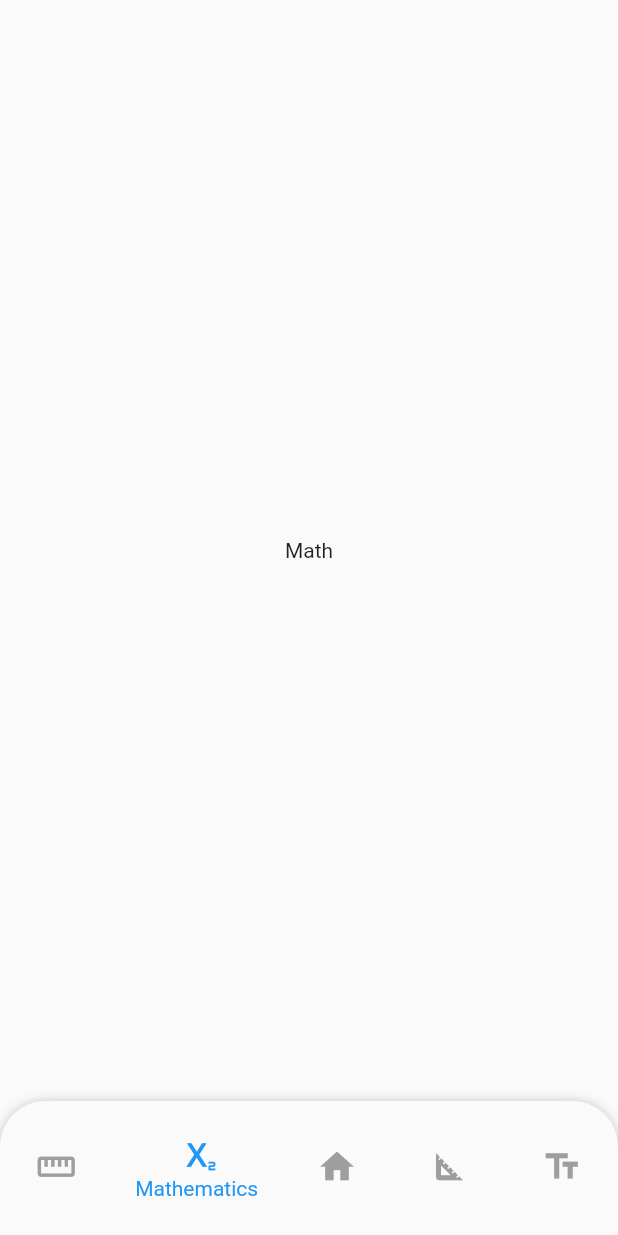
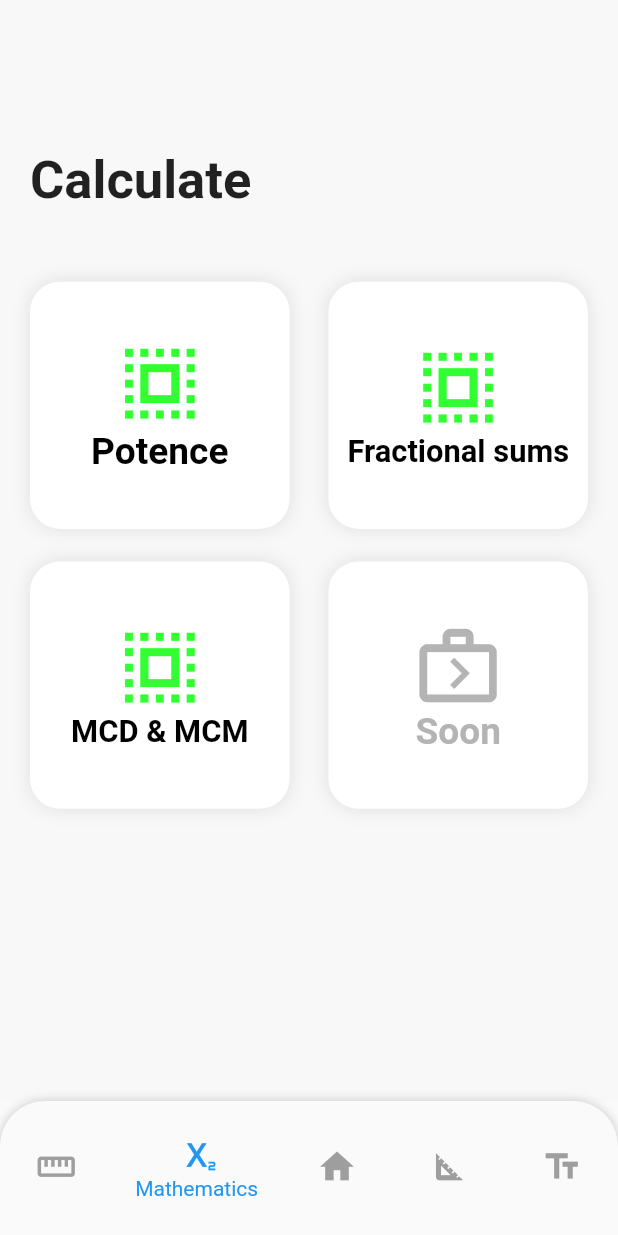
Before and after one commit to Sebastian-Mat/Calc-App, a Flutter app: the screen it shows after launch, item 2 of the bottom bar chosen, on a phone screen of 412 x 824 dp. Run offline on Flutter 3.47's test engine with Material 2 defaults, Android fonts, the phone set to English and light mode, and no system bars.

Commit message:
ADD: Material cards on math Screen

```diff
--- a/lib/home.dart
+++ b/lib/home.dart
@@ -1,5 +1,6 @@
 import 'package:flutter/material.dart';
 import "physics.dart";
+import 'mathematics.dart';
 
 class Home extends StatefulWidget {
   @override
@@ -10,7 +11,7 @@ class _HomeState extends State<Home> {
   int _selectedIndex = 2;
   List<Widget> _widgetOptions = [
     Physics(),
-    Text("Math"),
+    Mathematics(),
     Text("Home"),
     Text("Geometry"),
     Text("Text")
@@ -36,7 +37,9 @@ class _HomeState extends State<Home> {
                   topRight: Radius.circular(30), topLeft: Radius.circular(30)),
               boxShadow: [
                 BoxShadow(
-                    color: Colors.black.withOpacity(0.2), spreadRadius: 0, blurRadius: 5),
+                    color: Colors.black.withOpacity(0.2),
+                    spreadRadius: 0,
+                    blurRadius: 5),
               ],
             ),
             child: ClipRRect(
--- a/lib/main.dart
+++ b/lib/main.dart
@@ -9,7 +9,7 @@ class MyApp extends StatelessWidget {
   @override
   Widget build(BuildContext context) {
     return MaterialApp(
-      title: 'Flutter Demo',
+      title: 'Calculator',
       theme: ThemeData(
         visualDensity: VisualDensity.adaptivePlatformDensity,
       ),
--- /dev/null
+++ b/lib/mathematics.dart
@@ -0,0 +1,210 @@
+import 'package:flutter/material.dart';
+
+class Mathematics extends StatefulWidget {
+  @override
+  _MathematicsState createState() => _MathematicsState();
+}
+
+class _MathematicsState extends State<Mathematics> {
+  @override
+  Widget build(BuildContext context) {
+    return Container(
+        color: Color(0xffF8F8F8),
+        padding: EdgeInsets.fromLTRB(20, 100, 20, 0),
+        height: double.infinity,
+        width: double.infinity,
+        child: Column(
+          children: [
+            Row(
+              children: [
+                Text(
+                  "Calculate",
+                  style: TextStyle(
+                    fontFamily: "Roboto",
+                    fontWeight: FontWeight.bold,
+                    fontSize: 35,
+                  ),
+                )
+              ],
+            ),
+            Container(
+              height: MediaQuery.of(context).size.height * 0.54,
+              padding: EdgeInsets.fromLTRB(0, 25, 0, 25),
+              child: Column(
+                mainAxisAlignment: MainAxisAlignment.spaceEvenly,
+                children: [
+                  Row(
+                    mainAxisAlignment: MainAxisAlignment.spaceBetween,
+                    children: [
+                      Container(
+                        width: MediaQuery.of(context).size.width * 0.42,
+                        height: MediaQuery.of(context).size.height * 0.20,
+                        decoration: BoxDecoration(
+                          borderRadius: BorderRadius.circular(20),
+                          boxShadow: [
+                            BoxShadow(
+                                color: Colors.black.withOpacity(0.1),
+                                spreadRadius: 0,
+                                blurRadius: 10),
+                          ],
+                        ),
+                        child: Material(
+                          borderRadius: BorderRadius.circular(20),
+                          color: Colors.white,
+                          child: InkWell(
+                            splashColor: Colors.blue,
+                            onTap: () {
+                              print("Potences");
+                            },
+                            child: Column(
+                                mainAxisAlignment: MainAxisAlignment.center,
+                                children: [
+                                  Icon(
+                                    Icons.select_all_sharp,
+                                    size: MediaQuery.of(context).size.width *
+                                        0.15,
+                                    color: Color(0xff31FF31),
+                                  ),
+                                  Text("Potence",
+                                      style: TextStyle(
+                                        color: Colors.black,
+                                        fontFamily: "Roboto",
+                                        fontSize:
+                                            MediaQuery.of(context).size.width *
+                                                0.06,
+                                        fontWeight: FontWeight.bold,
+                                      )),
+                                ]),
+                          ),
+                        ),
+                      ),
+                      Container(
+                        width: MediaQuery.of(context).size.width * 0.42,
+                        height: MediaQuery.of(context).size.height * 0.20,
+                        decoration: BoxDecoration(
+                          borderRadius: BorderRadius.circular(20),
+                          boxShadow: [
+                            BoxShadow(
+                                color: Colors.black.withOpacity(0.1),
+                                spreadRadius: 0,
+                                blurRadius: 10),
+                          ],
+                        ),
+                        child: Material(
+                          borderRadius: BorderRadius.circular(20),
+                          color: Colors.white,
+                          child: InkWell(
+                            splashColor: Colors.blue,
+                            onTap: () {
+                              print("Fractional sums");
+                            },
+                            child: Column(
+                                mainAxisAlignment: MainAxisAlignment.center,
+                                children: [
+                                  Icon(
+                                    Icons.select_all_sharp,
+                                    size: MediaQuery.of(context).size.width *
+                                        0.15,
+                                    color: Color(0xff31FF31),
+                                  ),
+                                  Text("Fractional sums",
+                                      style: TextStyle(
+                                        color: Colors.black,
+                                        fontFamily: "Roboto",
+                                        fontSize:
+                                            MediaQuery.of(context).size.width *
+                                                0.05,
+                                        fontWeight: FontWeight.bold,
+                                      )),
+                                ]),
+                          ),
+                        ),
+                      ),
+                    ],
+                  ),
+                  Row(
+                    mainAxisAlignment: MainAxisAlignment.spaceBetween,
+                    children: [
+                      Container(
+                        width: MediaQuery.of(context).size.width * 0.42,
+                        height: MediaQuery.of(context).size.height * 0.20,
+                        decoration: BoxDecoration(
+                          borderRadius: BorderRadius.circular(20),
+                          boxShadow: [
+                            BoxShadow(
+                                color: Colors.black.withOpacity(0.1),
+                                spreadRadius: 0,
+                                blurRadius: 10),
+                          ],
+                        ),
+                        child: Material(
+                          borderRadius: BorderRadius.circular(20),
+                          color: Colors.white,
+                          child: InkWell(
+                            splashColor: Colors.blue,
+                            onTap: () {
+                              print("MCD & MCM");
+                            },
+                            child: Column(
+                                mainAxisAlignment: MainAxisAlignment.center,
+                                children: [
+                                  Icon(
+                                    Icons.select_all_sharp,
+                                    size: MediaQuery.of(context).size.width *
+                                        0.15,
+                                    color: Color(0xff31FF31),
+                                  ),
+                                  Text("MCD & MCM",
+                                      style: TextStyle(
+                                        color: Colors.black,
+                                        fontFamily: "Roboto",
+                                        fontSize:
+                                            MediaQuery.of(context).size.width *
+                                                0.05,
+                                        fontWeight: FontWeight.bold,
+                                      )),
+                                ]),
+                          ),
+                        ),
+                      ),
+                      Container(
+                        width: MediaQuery.of(context).size.width * 0.42,
+                        height: MediaQuery.of(context).size.height * 0.20,
+                        decoration: BoxDecoration(
+                          color: Colors.white,
+                          borderRadius: BorderRadius.circular(20),
+                          boxShadow: [
+                            BoxShadow(
+                                color: Colors.black.withOpacity(0.1),
+                                spreadRadius: 0,
+                                blurRadius: 10),
+                          ],
+                        ),
+                        child: Column(
+                            mainAxisAlignment: MainAxisAlignment.center,
+                            children: [
+                              Icon(
+                                Icons.next_week_outlined,
+                                size: MediaQuery.of(context).size.width * 0.15,
+                                color: Color(0xffB4B4B4),
+                              ),
+                              Text("Soon",
+                                  style: TextStyle(
+                                    color: Color(0xffB4B4B4),
+                                    fontFamily: "Roboto",
+                                    fontSize:
+                                        MediaQuery.of(context).size.width *
+                                            0.06,
+                                    fontWeight: FontWeight.bold,
+                                  ))
+                            ]),
+                      ),
+                    ],
+                  ),
+                ],
+              ),
+            ),
+          ],
+        ));
+  }
+}
```
Also changed, not shown: lib/Operations.dart (added, +15 -0 lines), lib/physics.dart (+83 -4 lines).
